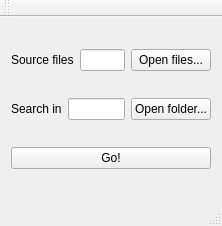
c90adventures/file_backup, file mainwindow.ui: the form before one commit.
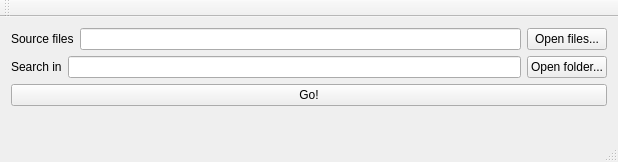
The form after the commit.

Commit message: Minor ui adjustments (sizes etc)

Diff of the .ui file:
```diff
--- a/mainwindow.ui
+++ b/mainwindow.ui
@@ -6,8 +6,8 @@
    <rect>
     <x>0</x>
     <y>0</y>
-    <width>222</width>
-    <height>226</height>
+    <width>618</width>
+    <height>162</height>
    </rect>
   </property>
   <property name="windowTitle">
@@ -64,6 +64,19 @@
       </property>
      </widget>
     </item>
+    <item>
+     <spacer name="verticalSpacer">
+      <property name="orientation">
+       <enum>Qt::Vertical</enum>
+      </property>
+      <property name="sizeHint" stdset="0">
+       <size>
+        <width>20</width>
+        <height>40</height>
+       </size>
+      </property>
+     </spacer>
+    </item>
    </layout>
   </widget>
   <widget class="QMenuBar" name="menuBar">
```
Left out of the diff: 4 changed lines with no effect on the pictures. The commit also changes 1 other file.
